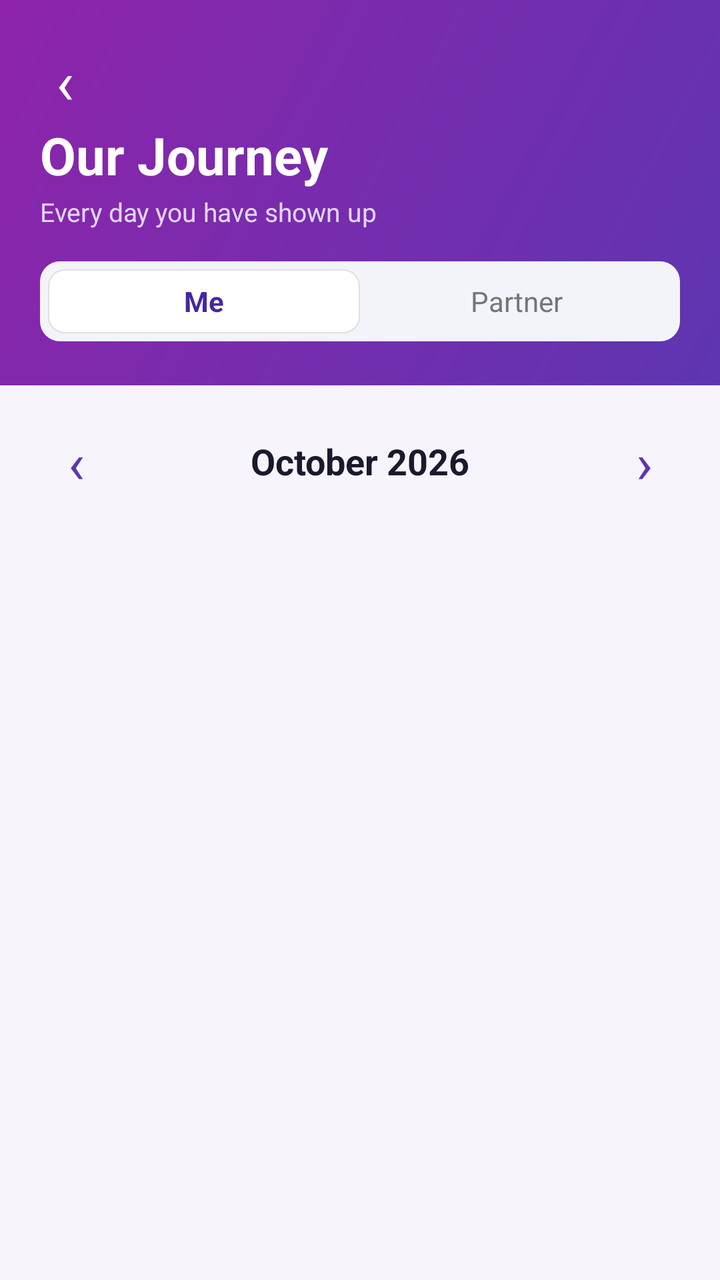
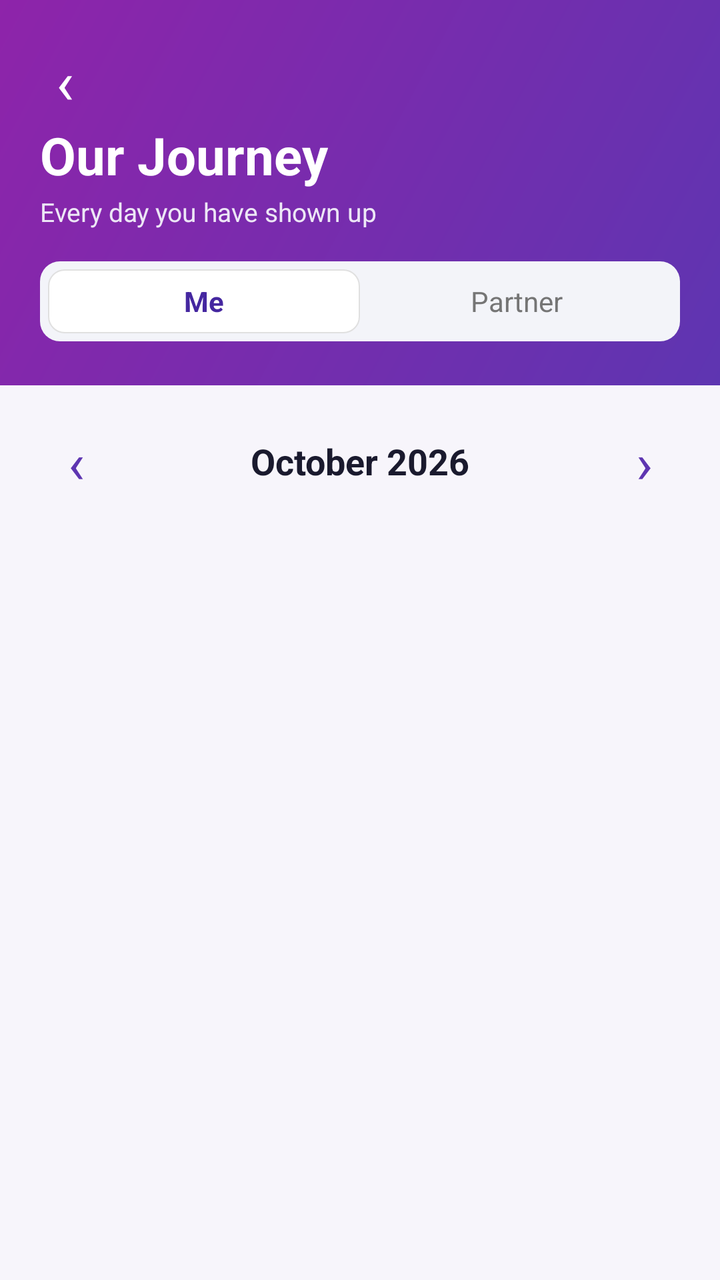

Screens rendered from an Android XML layout before and after an edit, with the pre-edit source and the edit as a unified diff.
<!-- AndroidManifest.xml: application theme Theme.SpiritualTracker -->
<!-- res/layout/activity_history.xml -->
<?xml version="1.0" encoding="utf-8"?>
<ScrollView xmlns:android="http://schemas.android.com/apk/res/android"
    android:layout_width="match_parent"
    android:layout_height="match_parent"
    android:background="#F7F5FB"
    android:fillViewport="true">

    <LinearLayout
        android:layout_width="match_parent"
        android:layout_height="wrap_content"
        android:orientation="vertical"
        android:paddingBottom="28dp">

        
        <LinearLayout
            android:id="@+id/historyHeader"
            android:layout_width="match_parent"
            android:layout_height="wrap_content"
            android:background="@drawable/bg_header_gradient"
            android:orientation="vertical"
            android:paddingStart="20dp"
            android:paddingTop="20dp"
            android:paddingEnd="20dp"
            android:paddingBottom="22dp">

            <TextView
                android:id="@+id/btnHistoryBack"
                android:layout_width="40dp"
                android:layout_height="40dp"
                android:layout_marginStart="-8dp"
                android:background="?attr/selectableItemBackgroundBorderless"
                android:contentDescription="Back"
                android:gravity="center"
                android:text="‹"
                android:textColor="#FFFFFF"
                android:textSize="30sp" />

            <TextView
                android:layout_width="wrap_content"
                android:layout_height="wrap_content"
                android:text="Our Journey"
                android:textColor="#FFFFFF"
                android:textSize="26sp"
                android:textStyle="bold" />

            <TextView
                android:id="@+id/tvHistorySubtitle"
                android:layout_width="wrap_content"
                android:layout_height="wrap_content"
                android:layout_marginTop="2dp"
                android:text="Every day you have shown up"
                android:textColor="#E1D5F5"
                android:textSize="13sp" />

            
            <LinearLayout
                android:layout_width="match_parent"
                android:layout_height="40dp"
                android:layout_marginTop="16dp"
                android:background="@drawable/bg_tab_group"
                android:orientation="horizontal"
                android:padding="4dp">

                <TextView
                    android:id="@+id/tabHistoryMe"
                    android:layout_width="0dp"
                    android:layout_height="match_parent"
                    android:layout_weight="1"
                    android:background="@drawable/tab_active"
                    android:gravity="center"
                    android:text="Me"
                    android:textColor="#4527A0"
                    android:textStyle="bold" />

                <TextView
                    android:id="@+id/tabHistoryPartner"
                    android:layout_width="0dp"
                    android:layout_height="match_parent"
                    android:layout_weight="1"
                    android:gravity="center"
                    android:text="Partner"
                    android:textColor="#757575" />
            </LinearLayout>
        </LinearLayout>

        
        <LinearLayout
            android:layout_width="match_parent"
            android:layout_height="wrap_content"
            android:layout_marginStart="16dp"
            android:layout_marginTop="16dp"
            android:layout_marginEnd="16dp"
            android:gravity="center_vertical"
            android:orientation="horizontal">

            <TextView
                android:id="@+id/btnPrevMonth"
                android:layout_width="44dp"
                android:layout_height="44dp"
                android:background="?attr/selectableItemBackgroundBorderless"
                android:contentDescription="Previous month"
                android:gravity="center"
                android:text="‹"
                android:textColor="#5E35B1"
                android:textSize="28sp" />

            <TextView
                android:id="@+id/tvMonthTitle"
                android:layout_width="0dp"
                android:layout_height="wrap_content"
                android:layout_weight="1"
                android:gravity="center"
                android:text="October 2026"
                android:textColor="#1A1A2E"
                android:textSize="18sp"
                android:textStyle="bold" />

            <TextView
                android:id="@+id/btnNextMonth"
                android:layout_width="44dp"
                android:layout_height="44dp"
                android:background="?attr/selectableItemBackgroundBorderless"
                android:contentDescription="Next month"
                android:gravity="center"
                android:text="›"
                android:textColor="#5E35B1"
                android:textSize="28sp" />
        </LinearLayout>

        <ProgressBar
            android:id="@+id/pbHistory"
            android:layout_width="wrap_content"
            android:layout_height="wrap_content"
            android:layout_gravity="center_horizontal"
            android:layout_marginTop="24dp" />

        <LinearLayout
            android:id="@+id/historyContent"
            android:layout_width="match_parent"
            android:layout_height="wrap_content"
            android:orientation="vertical"
            android:visibility="gone">

            
            <LinearLayout
                android:id="@+id/monthSummary"
                android:layout_width="match_parent"
                android:layout_height="wrap_content"
                android:layout_marginStart="16dp"
                android:layout_marginTop="8dp"
                android:layout_marginEnd="16dp"
                android:background="@drawable/bg_history_card"
                android:orientation="horizontal"
                android:padding="12dp" />

            
            <LinearLayout
                android:layout_width="match_parent"
                android:layout_height="wrap_content"
                android:layout_marginStart="16dp"
                android:layout_marginTop="14dp"
                android:layout_marginEnd="16dp"
                android:background="@drawable/bg_history_card"
                android:orientation="vertical"
                android:padding="12dp">

                <LinearLayout
                    android:id="@+id/weekdayHeader"
                    android:layout_width="match_parent"
                    android:layout_height="wrap_content"
                    android:orientation="horizontal" />

                <GridLayout
                    android:id="@+id/calendarGrid"
                    android:layout_width="match_parent"
                    android:layout_height="wrap_content"
                    android:layout_marginTop="6dp"
                    android:columnCount="7" />

                <LinearLayout
                    android:id="@+id/calendarLegend"
                    android:layout_width="match_parent"
                    android:layout_height="wrap_content"
                    android:layout_marginTop="10dp"
                    android:gravity="center"
                    android:orientation="horizontal" />

                <TextView
                    android:layout_width="match_parent"
                    android:layout_height="wrap_content"
                    android:layout_marginTop="6dp"
                    android:gravity="center"
                    android:text="Tap a day to see what was read, prayed, written and memorized"
                    android:textColor="#9E9E9E"
                    android:textSize="11sp" />
            </LinearLayout>

            
            <TextView
                style="@style/HistorySectionTitle"
                android:text="STREAKS" />

            <LinearLayout
                android:id="@+id/streakContainer"
                android:layout_width="match_parent"
                android:layout_height="wrap_content"
                android:layout_marginStart="16dp"
                android:layout_marginEnd="16dp"
                android:background="@drawable/bg_history_card"
                android:orientation="vertical"
                android:padding="14dp" />

            
            <TextView
                style="@style/HistorySectionTitle"
                android:text="LAST 6 MONTHS" />

            <LinearLayout
                android:id="@+id/trendContainer"
                android:layout_width="match_parent"
                android:layout_height="wrap_content"
                android:layout_marginStart="16dp"
                android:layout_marginEnd="16dp"
                android:background="@drawable/bg_history_card"
                android:orientation="vertical"
                android:padding="14dp" />

            <TextView
                android:id="@+id/tvHistoryFootnote"
                android:layout_width="match_parent"
                android:layout_height="wrap_content"
                android:layout_marginStart="24dp"
                android:layout_marginTop="14dp"
                android:layout_marginEnd="24dp"
                android:gravity="center"
                android:text="Bible readings and journal entries go back to the start. Prayer and memorize days were only recorded from this update onward, so some older days may be missing."
                android:textColor="#9E9E9E"
                android:textSize="11sp" />
        </LinearLayout>
    </LinearLayout>
</ScrollView>
<!-- resources referenced by this layout -->
<resources>
  <!-- drawable bg_header_gradient (drawable) -->
  <?xml version="1.0" encoding="utf-8"?>
  <shape xmlns:android="http://schemas.android.com/apk/res/android" android:shape="rectangle">
      <gradient
          android:startColor="#5E35B1"
          android:endColor="#8E24AA"
          android:angle="135"/>
  
  
  </shape>
  <!-- drawable bg_history_card (drawable) -->
  <?xml version="1.0" encoding="utf-8"?>
  <shape xmlns:android="http://schemas.android.com/apk/res/android"
      android:shape="rectangle">
      <solid android:color="#FFFFFF" />
      <stroke android:width="1dp" android:color="#EDE7F6" />
      <corners android:radius="20dp" />
  </shape>
  <!-- drawable bg_tab_group (drawable) -->
  <?xml version="1.0" encoding="utf-8"?>
  <shape xmlns:android="http://schemas.android.com/apk/res/android"
      android:shape="rectangle">
      <solid android:color="#F3F4F9"/>
      <corners android:radius="10dp"/>
  </shape>
  <!-- drawable tab_active (drawable) -->
  <?xml version="1.0" encoding="utf-8"?>
  <shape xmlns:android="http://schemas.android.com/apk/res/android"
      android:shape="rectangle">
      <solid android:color="#FFFFFF"/>
      <stroke android:width="0.5dp" android:color="#E0E0E0"/>
      <corners android:radius="8dp"/>
  </shape>
  <style name="HistorySectionTitle">
          <item name="android:layout_width">wrap_content</item>
          <item name="android:layout_height">wrap_content</item>
          <item name="android:layout_marginStart">22dp</item>
          <item name="android:layout_marginTop">20dp</item>
          <item name="android:layout_marginBottom">8dp</item>
          <item name="android:textColor">#7E57C2</item>
          <item name="android:textSize">11sp</item>
          <item name="android:textStyle">bold</item>
          <item name="android:letterSpacing">0.06</item>
      </style>
  <style name="Theme.SpiritualTracker" parent="Base.Theme.SpiritualTracker" />
  <style name="Base.Theme.SpiritualTracker" parent="Theme.Material3.DayNight.NoActionBar">
          <item name="colorPrimary">#7E57C2</item>
          <item name="colorOnPrimary">#FFFFFF</item>
          <item name="colorSecondaryContainer">#D1C4E9</item>
          <item name="colorOnSecondaryContainer">#7E57C2</item>
          <item name="android:windowBackground">#F3F4F9</item>
          
          <item name="android:navigationBarColor">#F5F5F5</item>
          <item name="android:windowLightNavigationBar" tools:targetApi="27">true</item>
      </style>
</resources>

<!-- the commit's change to res/layout/activity_history.xml (unified diff, before → after) -->
@@ -49,7 +49,7 @@
                 android:layout_height="wrap_content"
                 android:layout_marginTop="2dp"
                 android:text="Every day you have shown up"
-                android:textColor="#E1D5F5"
+                android:textColor="#EDE7F6"
                 android:textSize="13sp" />
 
             
@@ -191,7 +191,7 @@
                     android:layout_marginTop="6dp"
                     android:gravity="center"
                     android:text="Tap a day to see what was read, prayed, written and memorized"
-                    android:textColor="#9E9E9E"
+                    android:textColor="#5F5F64"
                     android:textSize="11sp" />
             </LinearLayout>
 
@@ -234,7 +234,7 @@
                 android:layout_marginEnd="24dp"
                 android:gravity="center"
                 android:text="Bible readings and journal entries go back to the start. Prayer and memorize days were only recorded from this update onward, so some older days may be missing."
-                android:textColor="#9E9E9E"
+                android:textColor="#5F5F64"
                 android:textSize="11sp" />
         </LinearLayout>
     </LinearLayout>
